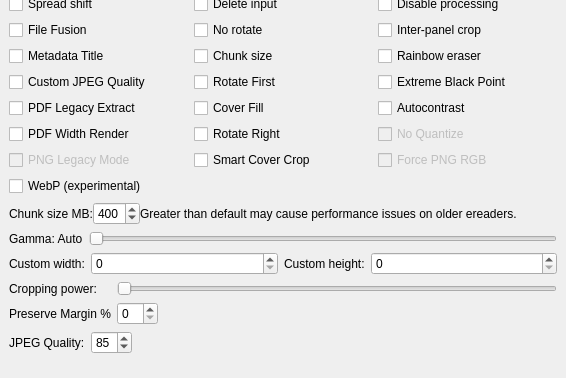
ciromattia/kcc, file gui/KCC.ui: the form before one commit; both pictures show x 0 to 566 and y 491 to 869 of the 566 by 869 pixel window.
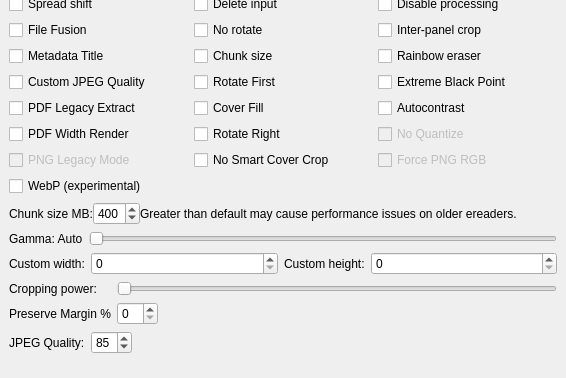
The form after the commit. Icons and pictures are not drawn.

Commit message: smart cover crop is default on and implemented for all formats

```diff
--- a/gui/KCC.ui
+++ b/gui/KCC.ui
@@ -660,7 +660,7 @@
           <string>Attempt to crop main cover from wide image.</string>
          </property>
          <property name="text">
-          <string>Smart Cover Crop</string>
+          <string>No Smart Cover Crop</string>
          </property>
         </widget>
        </item>
```
Left out of the diff: 4 changed lines with no effect on the pictures. The commit also changes 5 other files.
